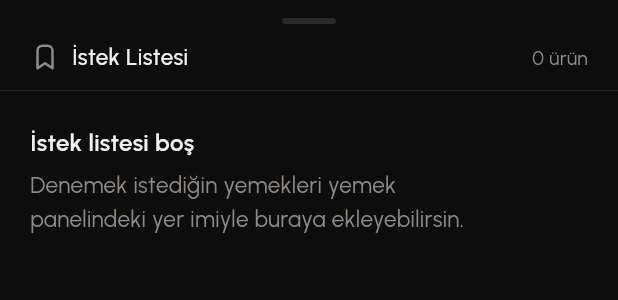
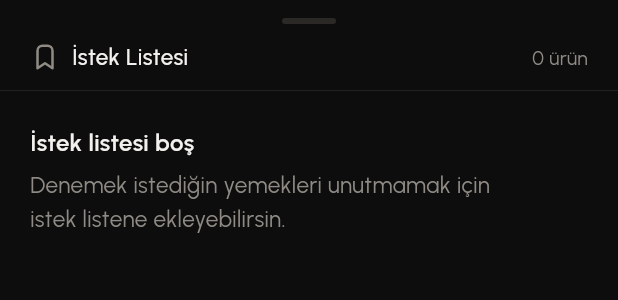
Before and after one commit to emirergorun/dishrate-mobile, a Flutter app: the _WishlistSheet widget shown alone on an empty page, opened directly with empty values, on a phone screen of 412 x 824 dp. Shown: the top 300 px of the screen. Run offline on Flutter 3.47's test engine with Material 3 defaults, Android fonts, the phone set to English and light mode, and no system bars; our stand-ins replace cached_network_image, dio, flutter_map, flutter_rating_bar, flutter_riverpod, flutter_secure_storage and 5 more; missing offline and left inert: crop_your_image; accounts and stored records are empty; network calls fail.

Commit message:
mobildeki fiyat alanları silindi

```diff
--- a/lib/features/profile/screens/profile_screen.dart
+++ b/lib/features/profile/screens/profile_screen.dart
@@ -154,7 +154,6 @@ class _ProfileScreenState extends ConsumerState<ProfileScreen> {
     final menuItem = MenuItemModel(
       menuItemId: wish.menuItemId,
       name: wish.menuItemName,
-      price: wish.price,
       averageRating: wish.averageRating,
       restaurantId: wish.restaurantId,
       restaurantName: wish.restaurantName,
@@ -1745,7 +1744,7 @@ class _WishlistSheetState extends State<_WishlistSheet> {
                       child: StateMessage(
                         title: 'İstek listesi boş',
                         message:
-                            'Denemek istediğin yemekleri yemek panelindeki yer imiyle buraya ekleyebilirsin.',
+                            'Denemek istediğin yemekleri unutmamak için istek listene ekleyebilirsin.',
                       ),
                     ),
                   )
--- a/lib/shared/models/menu_item_model.dart
+++ b/lib/shared/models/menu_item_model.dart
@@ -1,8 +1,6 @@
 class MenuItemModel {
   final int menuItemId;
   final String name;
-  // Fiyat artık kullanılmıyor (ürün puanlama odaklı); geriye dönük uyum için tutuluyor.
-  final double? price;
   final double averageRating;
 
   /// Kaç kişi puanladı — restoran menüsünü "en çok değerlendirilen"e göre
@@ -20,7 +18,6 @@ class MenuItemModel {
   const MenuItemModel({
     required this.menuItemId,
     required this.name,
-    this.price,
     required this.averageRating,
     this.ratingCount = 0,
     this.photoUrl,
@@ -37,7 +34,6 @@ class MenuItemModel {
     return MenuItemModel(
       menuItemId: json['menuItemId'] as int,
       name: json['name'] as String,
-      price: (json['price'] as num?)?.toDouble(),
       averageRating: (json['averageRating'] as num).toDouble(),
       ratingCount: json['ratingCount'] as int? ?? 0,
       photoUrl: json['photoUrl'] as String?,
--- a/lib/shared/models/wishlist_model.dart
+++ b/lib/shared/models/wishlist_model.dart
@@ -5,7 +5,6 @@ class WishlistModel {
   final int restaurantId;
   final String restaurantName;
   final double averageRating;
-  final double? price;
 
   /// Yemeğin fotoğrafı. Sunucu hep gönderiyordu ama okunmuyordu; istek
   /// listesindeki yemekler bu yüzden ikonla görünüyordu.
@@ -18,7 +17,6 @@ class WishlistModel {
     required this.restaurantId,
     required this.restaurantName,
     required this.averageRating,
-    this.price,
     this.photoUrl,
   });
 
@@ -31,7 +29,6 @@ class WishlistModel {
       restaurantId: item['restaurantId'] as int,
       restaurantName: item['restaurantName'] as String,
       averageRating: (item['averageRating'] as num?)?.toDouble() ?? 0.0,
-      price: (item['price'] as num?)?.toDouble(),
       photoUrl: item['photoUrl'] as String?,
     );
   }
```
